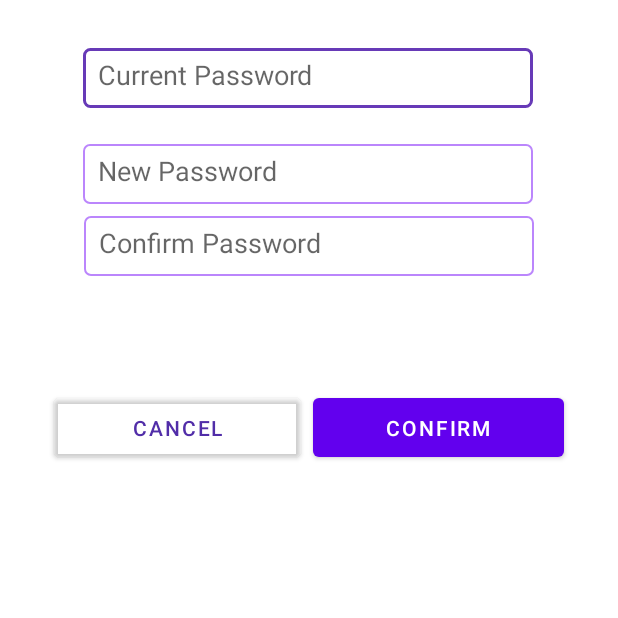
After one commit to Accomple/AndroidApp, an Android app: the UpdatePasswordActivity screen opened directly, with no data from a screen before it, on a phone screen of 412 x 824 dp, the top half of it. The commit adds this screen. Run offline under Robolectric (Android 15) with nearby library versions, the phone set to English and light mode, and no system bars; our stand-ins replace Volley; network calls fail.

Commit message:
Done Update Password Activity

```diff
--- a/app/src/main/AndroidManifest.xml
+++ b/app/src/main/AndroidManifest.xml
@@ -14,7 +14,8 @@
         android:supportsRtl="true"
         android:theme="@style/Theme.Accomple"
         android:usesCleartextTraffic="true">
-        <activity android:name=".BookingActivity"></activity>
+        <activity android:name=".UpdatePasswordActivity"></activity>
+        <activity android:name=".BookingActivity" />
         <activity android:name=".BookmarkActivity" />
         <activity android:name=".ProfileActivity" />
         <activity android:name=".FilterActivity" />
--- a/app/src/main/java/live/sockets/accomple/AccountActivity.java
+++ b/app/src/main/java/live/sockets/accomple/AccountActivity.java
@@ -107,6 +107,11 @@ public class AccountActivity extends AppCompatActivity {
                 intent = new Intent(this, BookingActivity.class);
             startActivity(intent);
         });
+
+        changePasswordLayout.setOnClickListener(v -> {
+            Intent intent = new Intent(this, UpdatePasswordActivity.class);
+            startActivity(intent);
+        });
     }
 
     private void requestAndRenderProfileDetails(){
--- a/app/src/main/java/live/sockets/accomple/FilterActivity.java
+++ b/app/src/main/java/live/sockets/accomple/FilterActivity.java
@@ -3,10 +3,8 @@ package live.sockets.accomple;
 import androidx.appcompat.app.AppCompatActivity;
 
 import android.content.Intent;
-import android.graphics.Color;
 import android.os.Bundle;
 import android.util.Log;
-import android.view.MotionEvent;
 import android.view.View;
 import android.widget.AdapterView;
 import android.widget.ArrayAdapter;
@@ -18,14 +16,11 @@ import android.widget.Spinner;
 import android.widget.TextView;
 import android.widget.Toast;
 
-import com.android.volley.AuthFailureError;
 import com.android.volley.Request;
 import com.android.volley.toolbox.StringRequest;
-import com.bumptech.glide.Glide;
 import com.google.gson.Gson;
 import com.google.gson.JsonArray;
 import com.google.gson.JsonElement;
-import com.google.gson.JsonObject;
 
 import java.util.ArrayList;
 import java.util.HashMap;
--- /dev/null
+++ b/app/src/main/java/live/sockets/accomple/UpdatePasswordActivity.java
@@ -0,0 +1,187 @@
+package live.sockets.accomple;
+
+import androidx.appcompat.app.AppCompatActivity;
+
+import android.content.Intent;
+import android.graphics.Bitmap;
+import android.graphics.Color;
+import android.os.Bundle;
+import android.text.Editable;
+import android.text.TextWatcher;
+import android.util.Log;
+import android.view.KeyEvent;
+import android.view.View;
+import android.widget.Button;
+import android.widget.EditText;
+import android.widget.TextView;
+import android.widget.Toast;
+
+import com.android.volley.Request;
+import com.android.volley.toolbox.StringRequest;
+
+import java.io.ByteArrayOutputStream;
+import java.util.HashMap;
+import java.util.Map;
+
+public class UpdatePasswordActivity extends AppCompatActivity {
+
+    private Button cancelButton;
+    private Button confirmButton;
+    private EditText currentPasswordField;
+    private EditText newPasswordField;
+    private EditText confirmPasswordField;
+    private TextView infoTextView;
+
+    private final String TAG = "Debug";
+    private String token = "EMPTY";
+
+    @Override
+    protected void onCreate(Bundle savedInstanceState) {
+        super.onCreate(savedInstanceState);
+        setContentView(R.layout.activity_update_password);
+
+        cancelButton = findViewById(R.id.cancelButton1);
+        confirmButton = findViewById(R.id.confirmButton);
+        currentPasswordField = findViewById(R.id.currentPasswordField);
+        newPasswordField = findViewById(R.id.newPasswordField);
+        confirmPasswordField = findViewById(R.id.confirmPasswordField);
+        infoTextView = findViewById(R.id.infoTextView);
+        token = Shared.storage.getString("token","EMPTY");
+
+
+        addEventListeners();
+    }
+
+    private void addEventListeners(){
+
+        cancelButton.setOnClickListener(v -> finish());
+
+        confirmButton.setOnClickListener(v -> {
+            String currentPassword = currentPasswordField.getText().toString();
+            String password = newPasswordField.getText().toString();
+            String confirmPassword = confirmPasswordField.getText().toString();
+
+            if(currentPassword.trim().isEmpty()){
+                currentPasswordField.setBackground(getDrawable(R.drawable.custom_error));
+                infoTextView.setTextColor(Color.parseColor("#E91E63"));
+                infoTextView.setText("Current Password left blank");
+            }
+            else if(password.trim().isEmpty()) {
+                newPasswordField.setBackground(getDrawable(R.drawable.custom_error));
+                confirmPasswordField.setBackground(getDrawable(R.drawable.custom_error));
+                infoTextView.setTextColor(Color.parseColor("#E91E63"));
+                infoTextView.setText("New Password can't be Empty");
+            }
+            else if(!password.equalsIgnoreCase(confirmPassword)) {
+                newPasswordField.setBackground(getDrawable(R.drawable.custom_error));
+                confirmPasswordField.setBackground(getDrawable(R.drawable.custom_error));
+                infoTextView.setTextColor(Color.parseColor("#E91E63"));
+                infoTextView.setText("Passwords didn't Match");
+            } else if (password.length() < 8){
+                newPasswordField.setBackground(getDrawable(R.drawable.custom_error));
+                confirmPasswordField.setBackground(getDrawable(R.drawable.custom_error));
+                infoTextView.setTextColor(Color.parseColor("#E91E63"));
+                infoTextView.setText("Invalid password, minimum length: 8");
+            } else {
+                currentPasswordField.setText(null);
+                confirmPasswordField.setText(null);
+                newPasswordField.setText(null);
+
+                StringRequest passwordUpdateRequest = new StringRequest(
+                        Request.Method.PUT,
+                        Shared.ROOT_URL + "/accounts/password/update/user=me/",
+                        response -> {
+                            Log.d(TAG, response);
+                            infoTextView.setTextColor(Color.parseColor("#4CAF50"));
+                            infoTextView.setText("Password Changed Successfully");
+                        },
+                        error -> {
+                            Log.d(TAG,new String(error.networkResponse.data));
+                            if(error.networkResponse.statusCode == 401) {
+                                currentPasswordField.setBackground(getDrawable(R.drawable.custom_error));
+                                infoTextView.setTextColor(Color.parseColor("#E91E63"));
+                                infoTextView.setText("Current Password was Incorrect");
+                            }
+                            else {
+                                finish();
+                                Toast.makeText(getApplicationContext(), "Something Went Wrong!", Toast.LENGTH_LONG).show();
+                            }
+                        }
+                ){
+                    @Override
+                    protected Map<String, String> getParams() {
+                        Map<String, String>  params = new HashMap<>();
+                        params.put("current_password", currentPassword);
+                        params.put("new_password", password);
+                        return params;
+                    }
+
+                    @Override
+                    public Map<String, String> getHeaders() {
+                        Map<String, String>  params = new HashMap<>();
+                        params.put("Authorization", "Token "+token);
+                        return params;
+                    }
+                };
+
+                Shared.requestQueue.add(passwordUpdateRequest);
+            }
+        });
+
+        currentPasswordField.addTextChangedListener(new TextWatcher() {
+            @Override
+            public void beforeTextChanged(CharSequence s, int start, int count, int after) {
+
+            }
+
+            @Override
+            public void onTextChanged(CharSequence s, int start, int before, int count) {
+                currentPasswordField.setBackground(getDrawable(R.drawable.custom_input));
+                infoTextView.setText(null);
+            }
+
+            @Override
+            public void afterTextChanged(Editable s) {
+
+            }
+        });
+
+        newPasswordField.addTextChangedListener(new TextWatcher() {
+            @Override
+            public void beforeTextChanged(CharSequence s, int start, int count, int after) {
+
+            }
+
+            @Override
+            public void onTextChanged(CharSequence s, int start, int before, int count) {
+                newPasswordField.setBackground(getDrawable(R.drawable.custom_input));
+                confirmPasswordField.setBackground(getDrawable(R.drawable.custom_input));
+                infoTextView.setText(null);
+            }
+
+            @Override
+            public void afterTextChanged(Editable s) {
+
+            }
+        });
+
+        confirmPasswordField.addTextChangedListener(new TextWatcher() {
+            @Override
+            public void beforeTextChanged(CharSequence s, int start, int count, int after) {
+
+            }
+
+            @Override
+            public void onTextChanged(CharSequence s, int start, int before, int count) {
+                newPasswordField.setBackground(getDrawable(R.drawable.custom_input));
+                confirmPasswordField.setBackground(getDrawable(R.drawable.custom_input));
+                infoTextView.setText(null);
+            }
+
+            @Override
+            public void afterTextChanged(Editable s) {
+
+            }
+        });
+    }
+}
--- /dev/null
+++ b/app/src/main/res/drawable-v24/custom_error.xml
@@ -0,0 +1,10 @@
+<?xml version="1.0" encoding="utf-8"?>
+<selector xmlns:android="http://schemas.android.com/apk/res/android">
+    <item>
+        <shape android:shape="rectangle">
+            <solid android:color="@color/white"/>
+            <corners android:radius="4dp"/>
+            <stroke android:color="@color/accent" android:width="1.5dp"/>
+        </shape>
+    </item>
+</selector>
--- /dev/null
+++ b/app/src/main/res/layout/activity_update_password.xml
@@ -0,0 +1,105 @@
+<?xml version="1.0" encoding="utf-8"?>
+<ScrollView xmlns:android="http://schemas.android.com/apk/res/android"
+    xmlns:app="http://schemas.android.com/apk/res-auto"
+    xmlns:tools="http://schemas.android.com/tools"
+    android:id="@+id/scrollView"
+    android:layout_width="match_parent"
+    android:layout_height="match_parent"
+    tools:context=".UpdatePasswordActivity">
+
+    <androidx.constraintlayout.widget.ConstraintLayout
+        android:layout_width="match_parent"
+        android:layout_height="match_parent">
+
+        <EditText
+            android:id="@+id/newPasswordField"
+            android:layout_width="300dp"
+            android:layout_height="40dp"
+            android:layout_marginTop="24dp"
+            android:background="@drawable/custom_input"
+            android:ems="10"
+            android:hint="New Password"
+            android:inputType="textPassword"
+            android:padding="10dp"
+            app:layout_constraintEnd_toEndOf="parent"
+            app:layout_constraintHorizontal_bias="0.496"
+            app:layout_constraintStart_toStartOf="parent"
+            app:layout_constraintTop_toBottomOf="@+id/currentPasswordField" />
+
+        <EditText
+            android:id="@+id/confirmPasswordField"
+            android:layout_width="300dp"
+            android:layout_height="40dp"
+            android:layout_marginTop="8dp"
+            android:background="@drawable/custom_input"
+            android:ems="10"
+            android:hint="Confirm Password"
+            android:inputType="textPassword"
+            android:padding="10dp"
+            app:layout_constraintEnd_toEndOf="parent"
+            app:layout_constraintStart_toStartOf="parent"
+            app:layout_constraintTop_toBottomOf="@+id/newPasswordField" />
+
+        <EditText
+            android:id="@+id/currentPasswordField"
+            android:layout_width="300dp"
+            android:layout_height="40dp"
+            android:layout_marginTop="32dp"
+            android:background="@drawable/custom_input"
+            android:ems="10"
+            android:hint="Current Password"
+            android:inputType="textPassword"
+            android:padding="10dp"
+            app:layout_constraintEnd_toEndOf="parent"
+            app:layout_constraintHorizontal_bias="0.496"
+            app:layout_constraintStart_toStartOf="parent"
+            app:layout_constraintTop_toTopOf="parent" />
+
+        <LinearLayout
+            android:layout_width="0dp"
+            android:layout_height="wrap_content"
+            android:layout_marginStart="32dp"
+            android:layout_marginTop="32dp"
+            android:layout_marginEnd="32dp"
+            android:layout_marginBottom="32dp"
+            android:orientation="horizontal"
+            app:layout_constraintBottom_toBottomOf="parent"
+            app:layout_constraintEnd_toEndOf="parent"
+            app:layout_constraintStart_toStartOf="parent"
+            app:layout_constraintTop_toBottomOf="@+id/infoTextView">
+
+            <Button
+                android:id="@+id/cancelButton1"
+                android:layout_width="wrap_content"
+                android:layout_height="wrap_content"
+                android:layout_marginStart="4dp"
+                android:layout_marginEnd="4dp"
+                android:layout_weight="1"
+                android:backgroundTint="@android:color/transparent"
+                android:backgroundTintMode="multiply"
+                android:padding="10dp"
+                android:text="Cancel"
+                android:textColor="@color/primary_dark" />
+
+            <Button
+                android:id="@+id/confirmButton"
+                android:layout_width="wrap_content"
+                android:layout_height="wrap_content"
+                android:layout_marginStart="4dp"
+                android:layout_marginEnd="4dp"
+                android:layout_weight="1"
+                android:padding="10dp"
+                android:text="Confirm" />
+        </LinearLayout>
+
+        <TextView
+            android:id="@+id/infoTextView"
+            android:layout_width="wrap_content"
+            android:layout_height="wrap_content"
+            android:layout_marginTop="24dp"
+            android:textColor="#E91E63"
+            app:layout_constraintEnd_toEndOf="parent"
+            app:layout_constraintStart_toStartOf="parent"
+            app:layout_constraintTop_toBottomOf="@+id/confirmPasswordField" />
+    </androidx.constraintlayout.widget.ConstraintLayout>
+</ScrollView>
```
